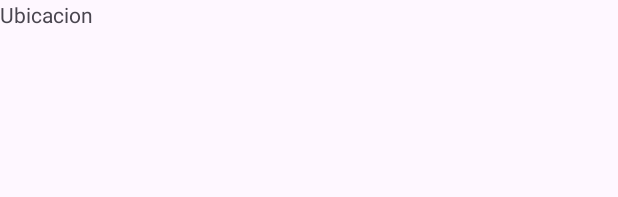
After one commit to infolimbert/Aquisito_v1, an Android app: the layout fragment_location.xml on its own in the app's theme, with its tools: preview values and no code run, on a phone screen of 412 x 824 dp. The commit adds this screen. Shown: the top 197 px of the screen. Run offline under Robolectric (Android 15) with nearby library versions, the phone set to English and light mode, and no system bars.

Commit message:
se implemento los fragmentos y un tollbar dinamico para que cambie el titulo segun el fragmento seleccionado

```diff
--- a/app/build.gradle.kts
+++ b/app/build.gradle.kts
@@ -50,4 +50,8 @@ dependencies {
     testImplementation(libs.junit)
     androidTestImplementation(libs.androidx.junit)
     androidTestImplementation(libs.androidx.espresso.core)
+
+    // para fragmentos
+    implementation("androidx.fragment:fragment-ktx:1.8.6")
+
 }
--- /dev/null
+++ b/app/src/main/res/layout/fragment_location.xml
@@ -0,0 +1,13 @@
+<?xml version="1.0" encoding="utf-8"?>
+<androidx.constraintlayout.widget.ConstraintLayout
+    xmlns:android="http://schemas.android.com/apk/res/android"
+    xmlns:tools="http://schemas.android.com/tools"
+    android:layout_width="match_parent"
+    android:layout_height="match_parent"
+    tools:context=".ConfigFragment">
+
+    <TextView
+        android:layout_width="match_parent"
+        android:layout_height="match_parent"
+        android:text="Ubicacion"/>
+</androidx.constraintlayout.widget.ConstraintLayout>
--- a/app/src/main/res/values/strings.xml
+++ b/app/src/main/res/values/strings.xml
@@ -1,7 +1,7 @@
 <resources>
     <string name="app_name">Aquisito_1</string>
-    <string name="location_title">ubicación</string>
-    <string name="config_title">Configuracion</string>
+    <string name="location_title">Ubicación</string>
+    <string name="config_title">Configuración</string>
     <string name="content_description_location">Pestaña de ubicacion actual</string>
     <string name="content_description_config">Pestaña de configuración</string>
 
```
Also changed, not shown: app/src/main/java/com/example/aquisito_1/MainActivity.kt (+42 -4 lines), app/src/main/res/layout/activity_main.xml (+7 -6 lines).
